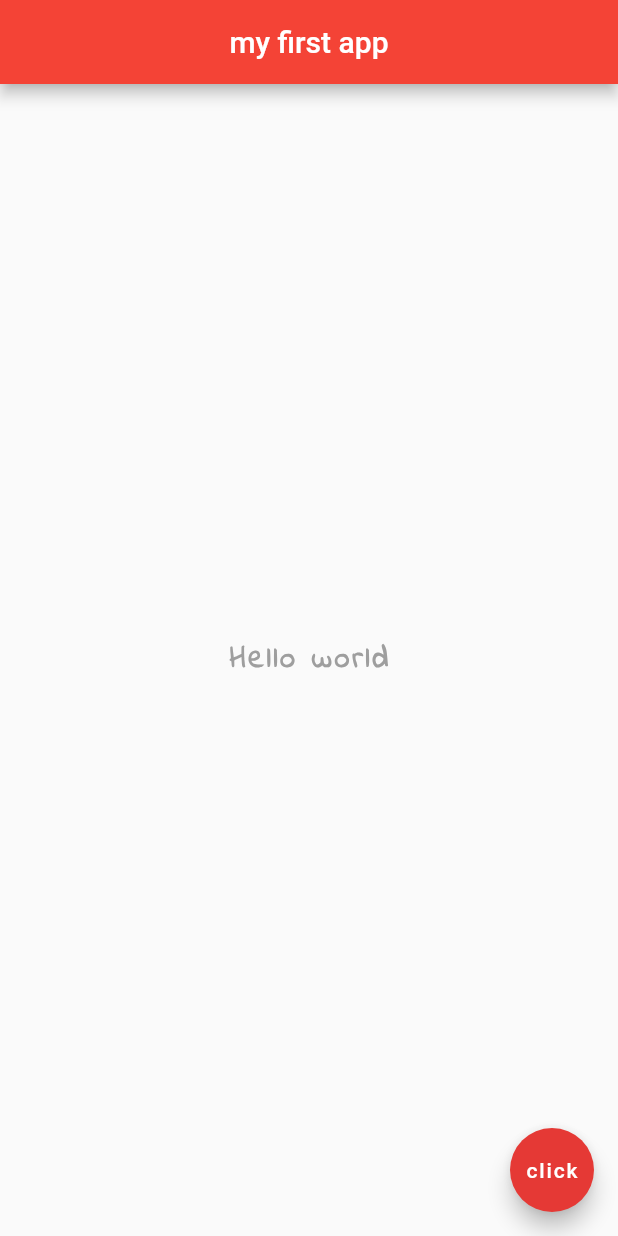
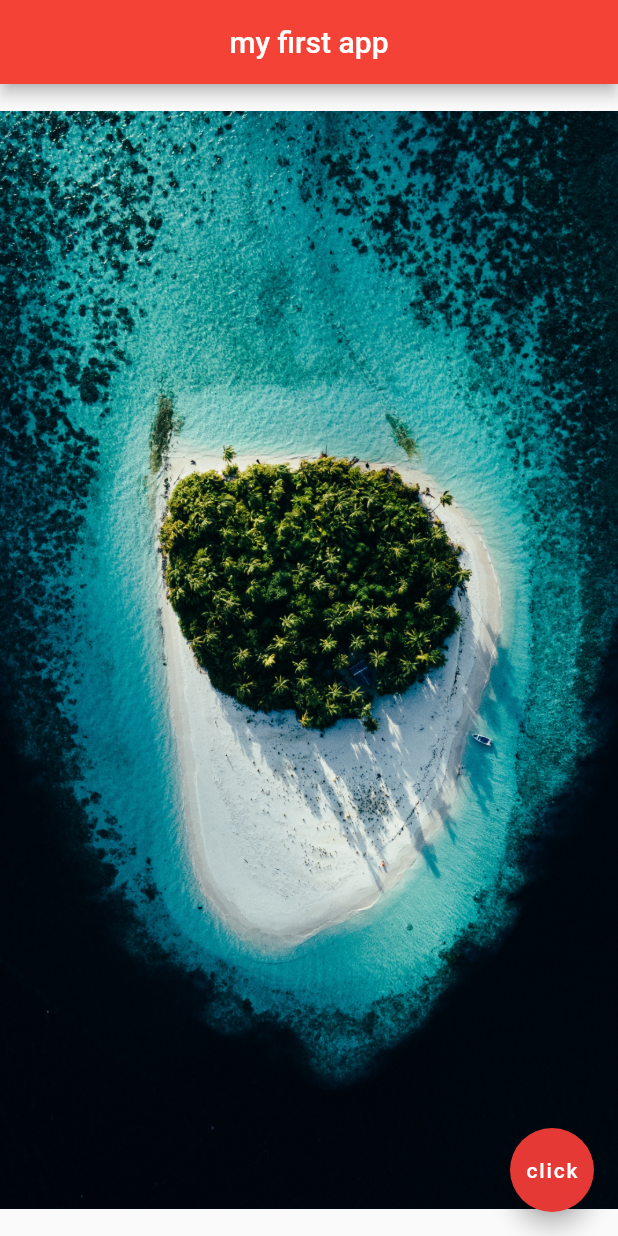
Before and after one commit to BinhT1/Flutter-fundamental, a Flutter app: the screen it shows after launch, on a phone screen of 412 x 824 dp. Run offline on Flutter 3.47's test engine with Material 2 defaults, Android fonts, the phone set to English and light mode, and no system bars.

Commit message:
Image and assets

```diff
--- a/lib/main.dart
+++ b/lib/main.dart
@@ -13,15 +13,15 @@ class Home extends StatelessWidget {
         centerTitle: true,
         backgroundColor: Colors.red,
       ),
-      body: const Center(
-        child: Text("Hello world",
-            style: TextStyle(
-                fontSize: 20,
-                fontWeight: FontWeight.bold,
-                letterSpacing: 2.0,
-                color: Colors.grey,
-                fontFamily: "IndieFlower")),
-      ),
+      body: Center(child: Image.asset("assets/img1.jpg"))
+      // Text("Hello world",
+      //     style: TextStyle(
+      //         fontSize: 20,
+      //         fontWeight: FontWeight.bold,
+      //         letterSpacing: 2.0,
+      //         color: Colors.grey,
+      //         fontFamily: "IndieFlower")),
+      ,
       floatingActionButton: FloatingActionButton(
         onPressed: () {},
         backgroundColor: Colors.red[600],
--- a/pubspec.yaml
+++ b/pubspec.yaml
@@ -57,9 +57,8 @@ flutter:
   uses-material-design: true
 
   # To add assets to your application, add an assets section, like this:
-  # assets:
-  #   - images/a_dot_burr.jpeg
-  #   - images/a_dot_ham.jpeg
+  assets:
+    - assets/
 
   # An image asset can refer to one or more resolution-specific "variants", see
   # https://flutter.dev/assets-and-images/#resolution-aware
```
Also changed, not shown: assets/img1.jpg (added), assets/img2.jpg (added), 1 other file.
